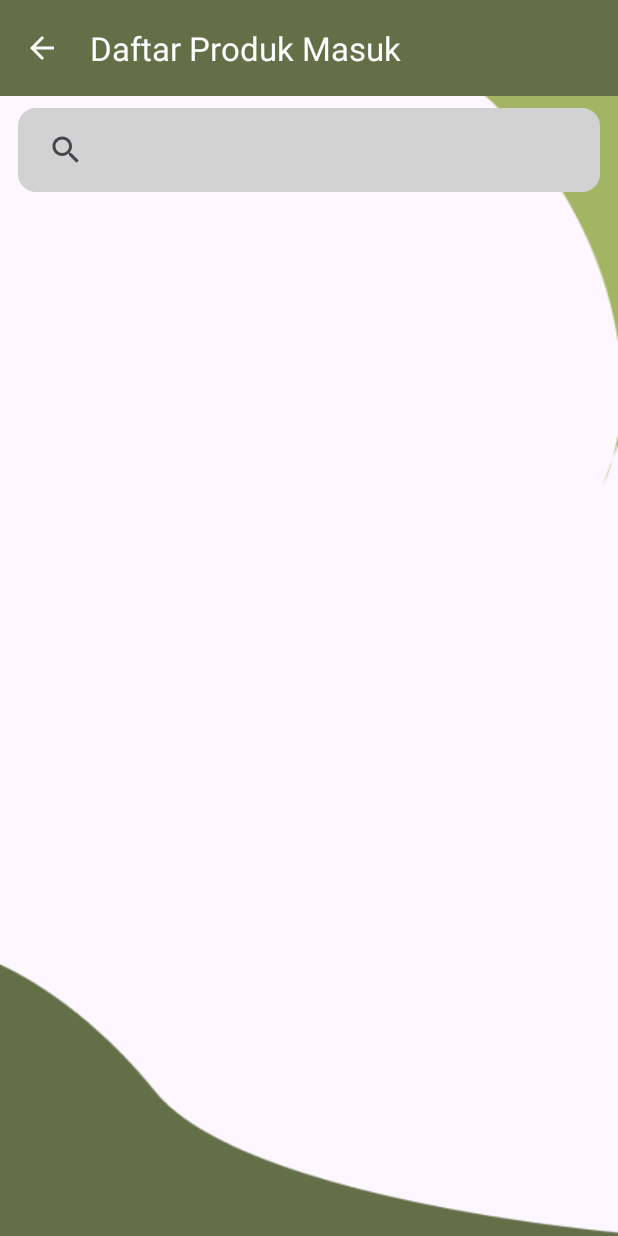
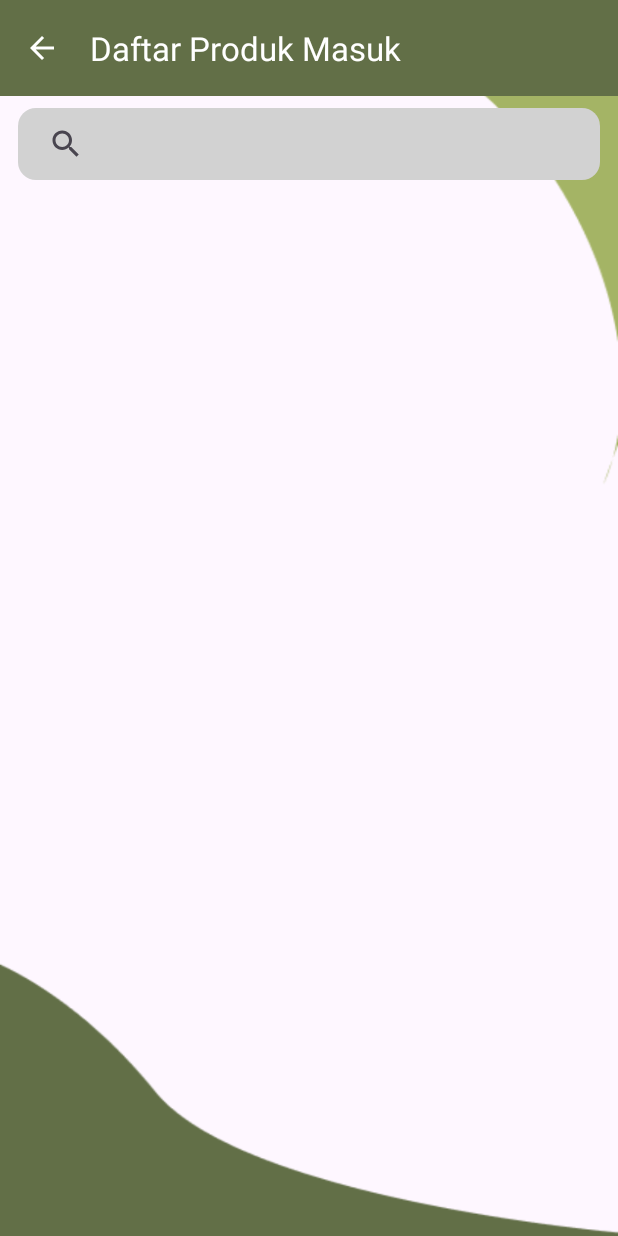
Before and after one commit to royahfs/TaniMart, an Android app: the DaftarProdukActivity screen opened directly, with no data from a screen before it, on a phone screen of 412 x 824 dp. Run offline under Robolectric (Android 15) with nearby library versions, the phone set to English and light mode, and no system bars; our stand-ins replace Firebase (no records; nobody signed in at launch, a user with empty details on screens opened directly); pictures from the network do not load.

Commit message:
initial commit

```diff
--- a/app/src/main/res/layout/activity_daftar_produk.xml
+++ b/app/src/main/res/layout/activity_daftar_produk.xml
@@ -31,7 +31,7 @@
     <androidx.appcompat.widget.SearchView
         android:id="@+id/searchViewProduk"
         android:layout_width="0dp"
-        android:layout_height="wrap_content"
+        android:layout_height="48dp"
         android:layout_marginHorizontal="12dp"
         android:layout_marginTop="8dp"
         android:background="@drawable/bg_search"
```
